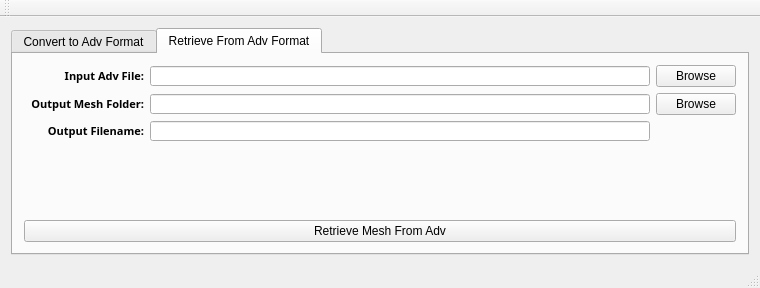
Above: AdVersion_gui/mainwindow.ui from zcobell/AdVersion before the change. Below: the same form after it.
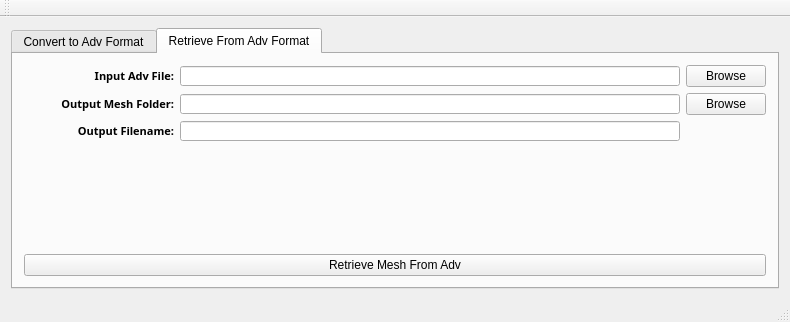
That is the form after the change. The open tabs and pages were chosen to show the change.

Commit message: Fixing GUI under unix

Patch:
```diff
--- a/AdVersion_gui/mainwindow.ui
+++ b/AdVersion_gui/mainwindow.ui
@@ -6,8 +6,8 @@
    <rect>
     <x>0</x>
     <y>0</y>
-    <width>757</width>
-    <height>288</height>
+    <width>765</width>
+    <height>322</height>
    </rect>
   </property>
   <property name="windowTitle">
@@ -357,13 +357,13 @@
            <widget class="QLabel" name="label_inputFolder">
             <property name="minimumSize">
              <size>
-              <width>120</width>
+              <width>150</width>
               <height>0</height>
              </size>
             </property>
             <property name="maximumSize">
              <size>
-              <width>75</width>
+              <width>150</width>
               <height>16777215</height>
              </size>
             </property>
@@ -439,13 +439,13 @@
            <widget class="QLabel" name="label_outputMeshFolder">
             <property name="minimumSize">
              <size>
-              <width>120</width>
+              <width>150</width>
               <height>0</height>
              </size>
             </property>
             <property name="maximumSize">
              <size>
-              <width>120</width>
+              <width>150</width>
               <height>16777215</height>
              </size>
             </property>
@@ -521,13 +521,13 @@
            <widget class="QLabel" name="label_outputMeshFile">
             <property name="minimumSize">
              <size>
-              <width>120</width>
+              <width>150</width>
               <height>0</height>
              </size>
             </property>
             <property name="maximumSize">
              <size>
-              <width>120</width>
+              <width>150</width>
               <height>16777215</height>
              </size>
             </property>
```
Left out of the diff: 4 changed lines with no effect on the pictures.
